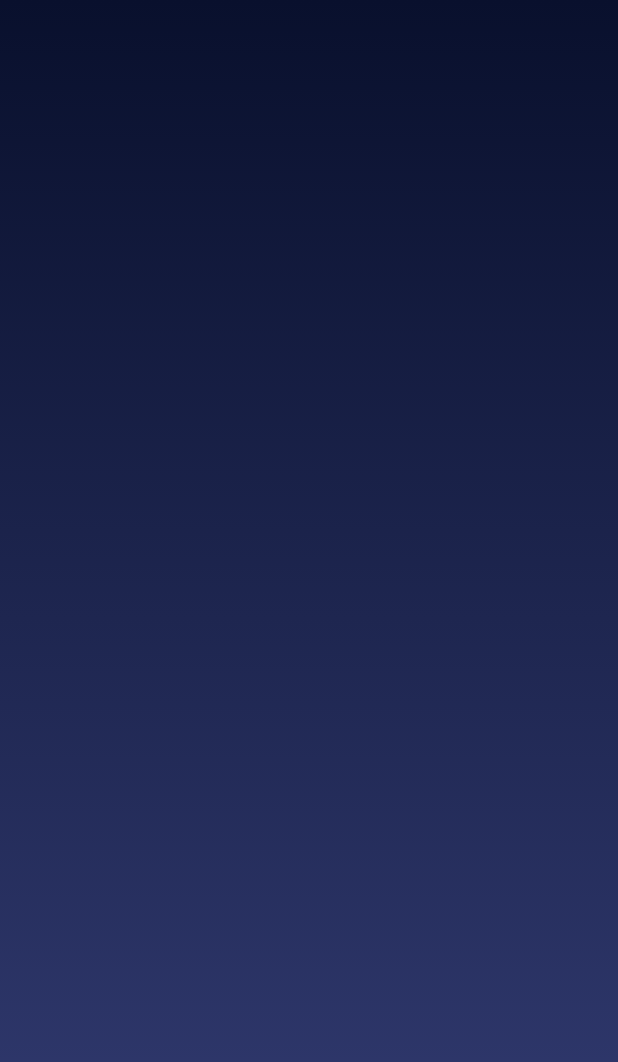
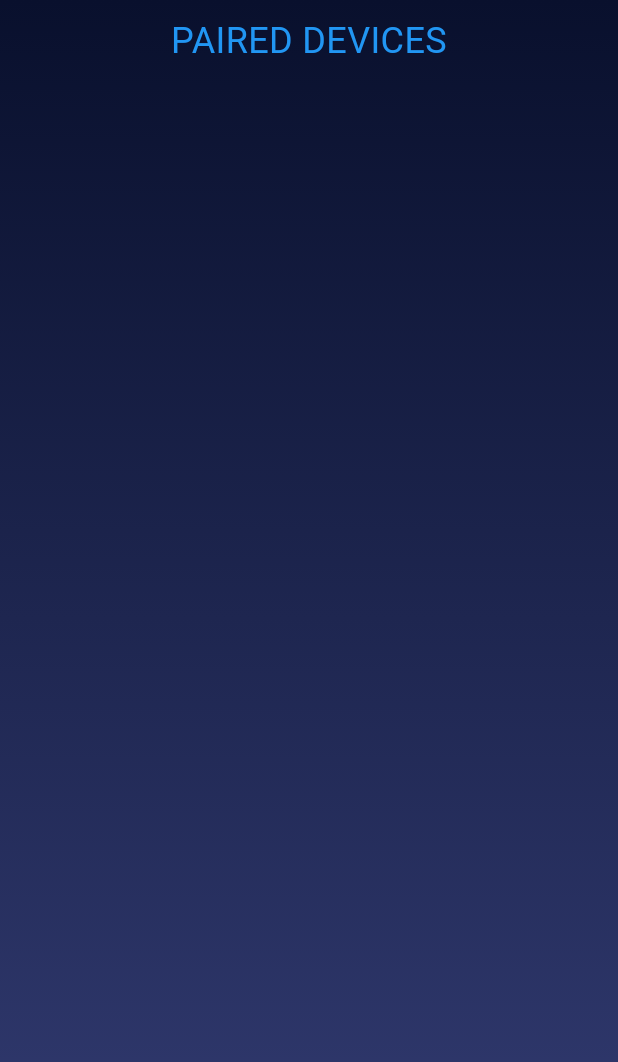
Before and after one commit to AnvitAjgaokar/Roboroamer1, a Flutter app: the screen it shows after launch, on a phone screen of 412 x 824 dp. Shown: the top 1062 px of the screen. Run offline on Flutter 3.47's test engine with Material 3 defaults, Android fonts, the phone set to English and light mode, and no system bars; our stand-ins replace avatar_glow, flutter_bluetooth_serial, speech_to_text.

Commit message:
Commited cause of bugs , in college at 11;25 am

```diff
--- a/lib/bluemain.dart
+++ b/lib/bluemain.dart
@@ -193,7 +193,14 @@ class _BluetoothAppState extends State<BluetoothApp> {
                   valueColor: AlwaysStoppedAnimation<Color>(Colors.red),
                 ),
               ),
-
+              Padding(
+                padding: const EdgeInsets.only(top: 10),
+                child: Text(
+                  "PAIRED DEVICES",
+                  style: TextStyle(fontSize: 24, color: Colors.blue),
+                  textAlign: TextAlign.center,
+                ),
+              ),
               Expanded(
                 child: Padding(
                   padding: const EdgeInsets.all(8.0),
@@ -214,7 +221,55 @@ class _BluetoothAppState extends State<BluetoothApp> {
                   ),
                 ),
               ),
-
+              // Padding(
+              //   padding: const EdgeInsets.all(16.0),
+              //   child: Card(
+              //     shape: RoundedRectangleBorder(
+              //       side: BorderSide(
+              //         color: _deviceState == 0
+              //             ? Colors.transparent
+              //             : _deviceState == 1
+              //             ? Colors.green
+              //             : Colors.red,
+              //         width: 3,
+              //       ),
+              //       borderRadius: BorderRadius.circular(4.0),
+              //     ),
+              //     elevation: _deviceState == 0 ? 4 : 0,
+              //     child: Padding(
+              //       padding: const EdgeInsets.all(8.0),
+              //       child: Row(
+              //         children: <Widget>[
+              //           Expanded(
+              //             child: Text(
+              //               "DEVICE 1",
+              //               style: TextStyle(
+              //                 fontSize: 20,
+              //                 color: _deviceState == 0
+              //                     ? colors['neutralTextColor']
+              //                     : _deviceState == 1
+              //                     ? colors['onTextColor']
+              //                     : colors['offTextColor'],
+              //               ),
+              //             ),
+              //           ),
+              //           ElevatedButton(
+              //             onPressed: _connected
+              //                 ? _sendOnMessageToBluetooth
+              //                 : null,
+              //             child: Text("ON"),
+              //           ),
+              //           ElevatedButton(
+              //             onPressed: _connected
+              //                 ? _sendOffMessageToBluetooth
+              //                 : null,
+              //             child: Text("OFF"),
+              //           ),
+              //         ],
+              //       ),
+              //     ),
+              //   ),
+              // ),
               Container(
                 color: Colors.blue,
               ),
```
